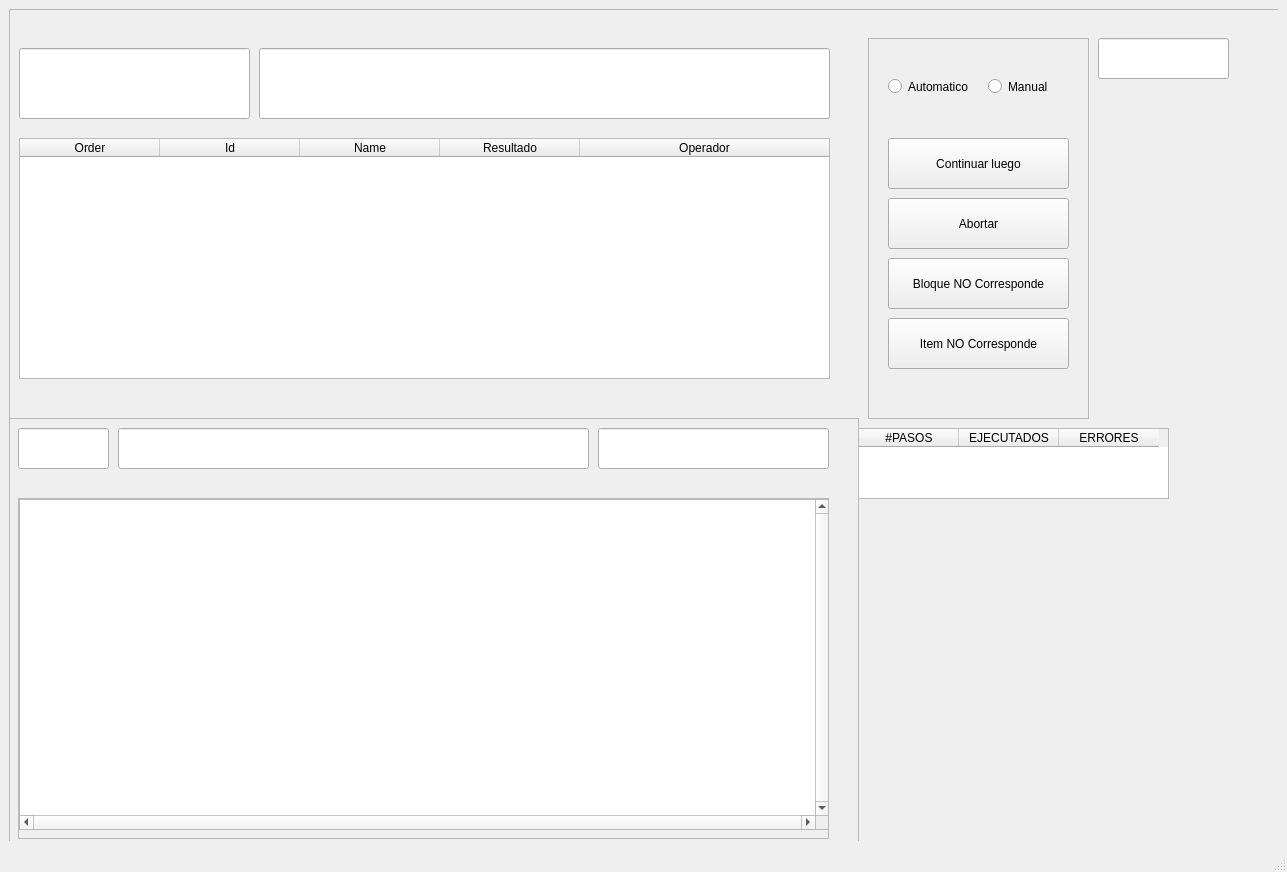
Old version of the form GUI/main_2.ui in the repository JuanCruzEmmanuel/TestFrame.
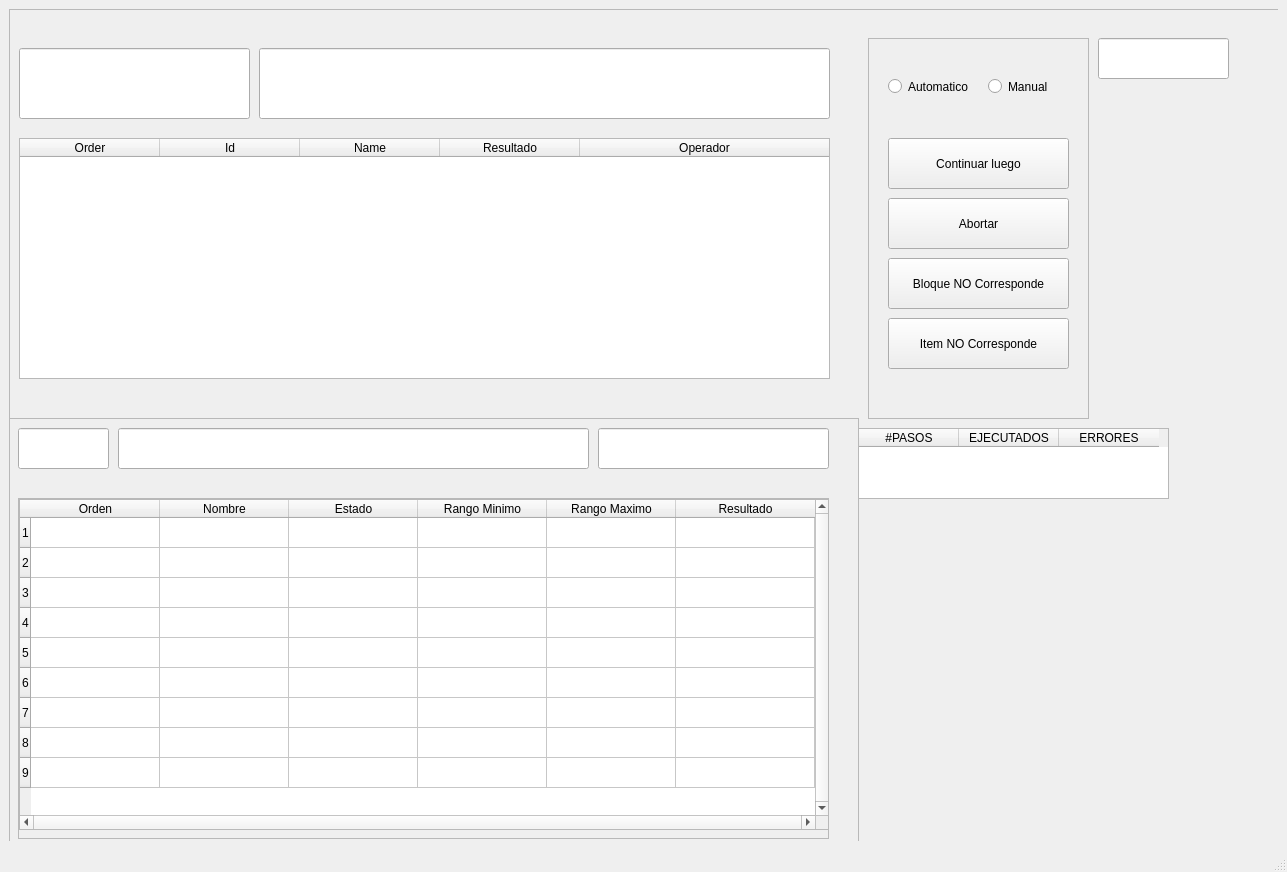
New version of the form. The open tabs and pages were chosen to show the change.

Commit message: Se agrega que se vea el usuario al momento de ejucucion; a si mismo se agrega los headers a la tabla de pasos ejecutados

What changed in the file:
```diff
--- a/GUI/main_2.ui
+++ b/GUI/main_2.ui
@@ -1438,10 +1438,10 @@
              <enum>QAbstractItemView::ScrollPerItem</enum>
             </property>
             <property name="showGrid">
-             <bool>false</bool>
+             <bool>true</bool>
             </property>
             <property name="gridStyle">
-             <enum>Qt::DashDotDotLine</enum>
+             <enum>Qt::SolidLine</enum>
             </property>
             <property name="sortingEnabled">
              <bool>false</bool>
@@ -1455,9 +1455,6 @@
             <property name="rowCount">
              <number>9</number>
             </property>
-            <attribute name="horizontalHeaderVisible">
-             <bool>false</bool>
-            </attribute>
             <attribute name="horizontalHeaderDefaultSectionSize">
              <number>129</number>
             </attribute>
@@ -1474,7 +1471,7 @@
              <bool>true</bool>
             </attribute>
             <attribute name="verticalHeaderVisible">
-             <bool>false</bool>
+             <bool>true</bool>
             </attribute>
             <attribute name="verticalHeaderHighlightSections">
              <bool>false</bool>
```
Left out of the diff: 4 changed lines with no effect on the pictures. The commit also changes 2 other files.
